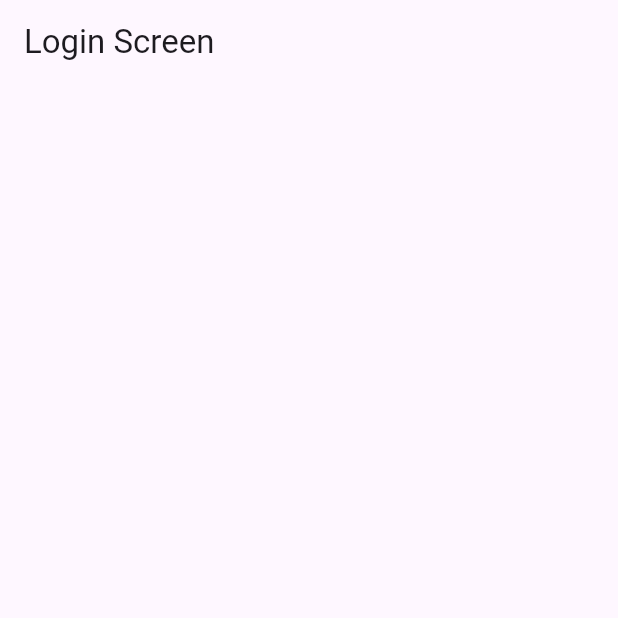
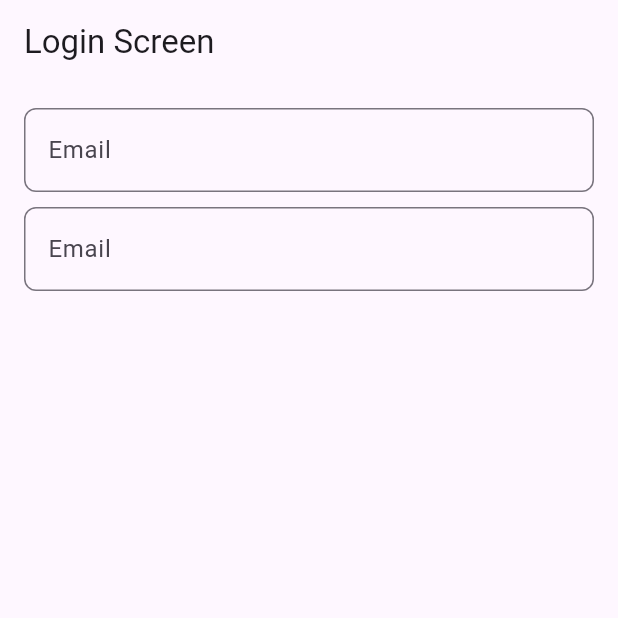
Before and after one commit to AbuRasel9/Bloc-Clean-Architecture, a Flutter app: the screen it shows after launch, on a phone screen of 412 x 824 dp, the top half of it. Run offline on Flutter 3.47's test engine with Material 3 defaults, Android fonts, the phone set to English and light mode, and no system bars; our stand-ins replace freezed_annotation.

Commit message:
login screen ui done

```diff
--- /dev/null
+++ b/lib/view/auth/login/Login_screen.dart
@@ -0,0 +1,80 @@
+import 'package:bloc_clean_architecture/config/utils/app_colors.dart';
+import 'package:flutter/material.dart';
+
+class LoginScreen extends StatefulWidget {
+  const LoginScreen({super.key});
+
+  @override
+  State<LoginScreen> createState() => _LoginScreenState();
+}
+
+class _LoginScreenState extends State<LoginScreen> {
+  final _emailFocus = FocusNode();
+  final _passwordFocus = FocusNode();
+  final _emailController=TextEditingController();
+  final _passwordController=TextEditingController();
+
+  @override
+  Widget build(BuildContext context) {
+    return Scaffold(
+      appBar: AppBar(
+        title: const Text("Login Screen"),
+      ),
+      body: Padding(
+        padding: const EdgeInsets.all(
+          16,
+        ),
+        child: Column(
+          children: [
+            //email feild
+            TextFormField(
+              focusNode: _emailFocus,
+              controller: _emailController,
+              validator: (value){
+                if(value!.isEmpty){
+                  return 'Enter Email';
+                }
+                return null;
+              },
+              decoration: InputDecoration(
+                labelText: "Email",
+                border: OutlineInputBorder(
+                  borderSide: const BorderSide(color: AppColors.primaryColor),
+                  borderRadius: BorderRadius.circular(
+                    8,
+                  ),
+                ),
+              ),
+            ),
+            SizedBox(height: 10,),
+
+            //password feild
+            TextFormField(
+              obscureText: true,
+              onChanged: (value){
+
+              },
+              focusNode: _passwordFocus,
+              controller: _passwordController,
+              validator: (value){
+                if(value!.isEmpty){
+                  return 'Enter Password';
+                }
+                return null;
+              },
+              decoration: InputDecoration(
+                labelText: "Email",
+                border: OutlineInputBorder(
+                  borderSide: const BorderSide(color: AppColors.primaryColor),
+                  borderRadius: BorderRadius.circular(
+                    8,
+                  ),
+                ),
+              ),
+            ),
+          ],
+        ),
+      ),
+    );
+  }
+}
--- a/lib/view/login/Login_screen.dart
+++ /dev/null
@@ -1,19 +0,0 @@
-import 'package:flutter/material.dart';
-
-class LoginScreen extends StatefulWidget {
-  const LoginScreen({super.key});
-
-  @override
-  State<LoginScreen> createState() => _LoginScreenState();
-}
-
-class _LoginScreenState extends State<LoginScreen> {
-  @override
-  Widget build(BuildContext context) {
-    return Scaffold(
-      appBar: AppBar(
-        title: Text("Login Screen"),
-      ),
-    );
-  }
-}
--- a/lib/view/view.dart
+++ b/lib/view/view.dart
@@ -2,5 +2,5 @@
 ///libery import hobe sei import kom korar jonne
 
 export 'splash/splash_screen.dart';
-export 'login/Login_screen.dart';
+export 'auth//login/Login_screen.dart';
 export 'home/home_screen.dart';
```
